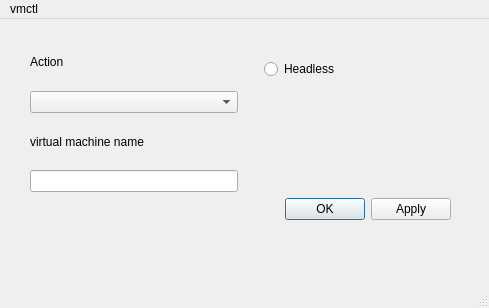
Above: src/vmm/vmmux/mainwindow.ui from clockworksspheres/vmm before the change. Below: the same form after it.
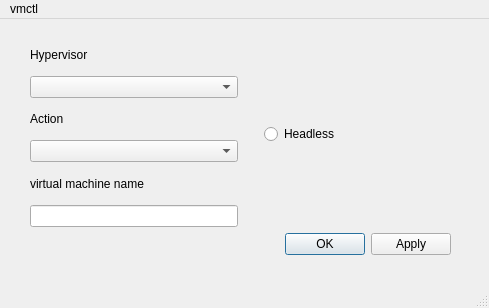
That is the form after the change.

Commit message: filling out main

The edit to the form file:
```diff
--- a/src/vmm/vmmux/mainwindow.ui
+++ b/src/vmm/vmmux/mainwindow.ui
@@ -32,7 +32,7 @@
       <x>30</x>
       <y>20</y>
       <width>421</width>
-      <height>181</height>
+      <height>216</height>
      </rect>
     </property>
     <layout class="QGridLayout" name="gridLayout">
@@ -40,13 +40,16 @@
       <enum>QLayout::SizeConstraint::SetDefaultConstraint</enum>
      </property>
      <item row="0" column="0">
-      <widget class="QLabel" name="actionLabel">
+      <widget class="QLabel" name="hypervisorLabel">
        <property name="text">
-        <string>Action</string>
+        <string>Hypervisor</string>
        </property>
       </widget>
      </item>
-     <item row="0" column="1" rowspan="4">
+     <item row="5" column="0">
+      <widget class="QLineEdit" name="vmNameLineEdit"/>
+     </item>
+     <item row="2" column="1" rowspan="4">
       <widget class="QStackedWidget" name="stackedWidget">
        <property name="sizePolicy">
         <sizepolicy hsizetype="MinimumExpanding" vsizetype="MinimumExpanding">
@@ -107,26 +110,33 @@
        </widget>
       </widget>
      </item>
-     <item row="1" column="0">
-      <widget class="QComboBox" name="actionComboBox"/>
-     </item>
      <item row="2" column="0">
+      <widget class="QLabel" name="actionLabel">
+       <property name="text">
+        <string>Action</string>
+       </property>
+      </widget>
+     </item>
+     <item row="3" column="0">
+      <widget class="QComboBox" name="actionComboBox"/>
+     </item>
+     <item row="4" column="0">
       <widget class="QLabel" name="vmNameLabel">
        <property name="text">
         <string>virtual machine name</string>
        </property>
       </widget>
      </item>
-     <item row="3" column="0">
-      <widget class="QLineEdit" name="vmNameLineEdit"/>
-     </item>
-     <item row="4" column="1">
+     <item row="6" column="1">
       <widget class="QDialogButtonBox" name="buttonBox">
        <property name="standardButtons">
         <set>QDialogButtonBox::StandardButton::Apply|QDialogButtonBox::StandardButton::Ok</set>
        </property>
       </widget>
      </item>
+     <item row="1" column="0">
+      <widget class="QComboBox" name="hypervisorComboBox"/>
+     </item>
     </layout>
    </widget>
   </widget>
```
The commit also changes 2 other files.
